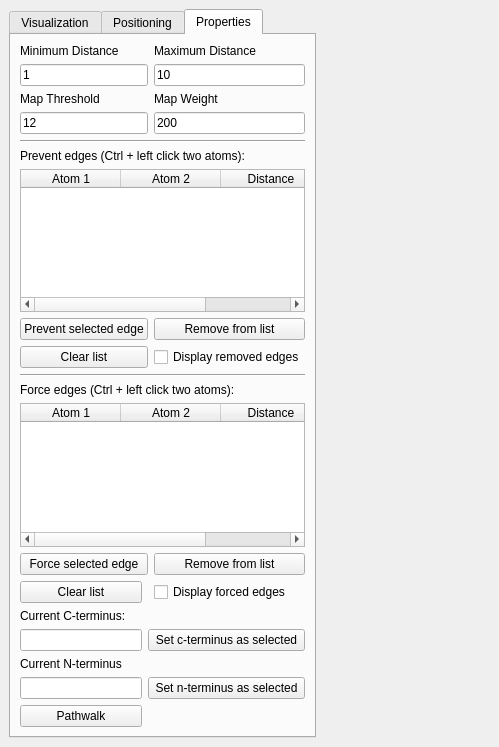
The window that Gorgon/src_ui/pathwalker_revised.ui (GorgonCryoEM/Pathwalker) describes before a commit, drawn with Qt 5.
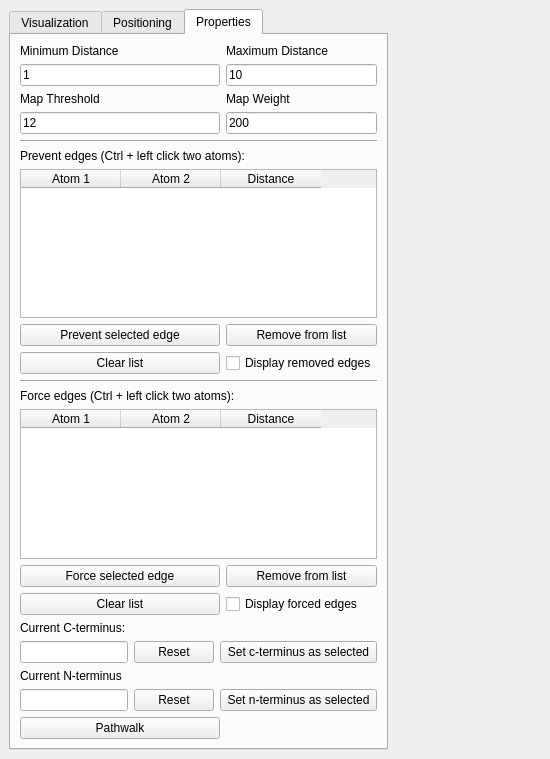
The same window after the commit.

Commit message: reset button for start and ending termini

```diff
--- a/Gorgon/src_ui/pathwalker_revised.ui
+++ b/Gorgon/src_ui/pathwalker_revised.ui
@@ -6,8 +6,8 @@
    <rect>
     <x>0</x>
     <y>0</y>
-    <width>499</width>
-    <height>747</height>
+    <width>550</width>
+    <height>759</height>
    </rect>
   </property>
   <property name="windowTitle">
@@ -207,78 +207,48 @@
        <attribute name="title">
         <string>Properties</string>
        </attribute>
-       <layout class="QGridLayout" name="gridLayout_2">
-        <item row="0" column="0" colspan="2">
-         <widget class="QLabel" name="label">
+       <layout class="QGridLayout" name="gridLayout">
+        <item row="12" column="3">
+         <widget class="QPushButton" name="pushButton_9">
           <property name="text">
-           <string>Minimum Distance</string>
+           <string>Remove from list</string>
           </property>
          </widget>
         </item>
-        <item row="0" column="2">
-         <widget class="QLabel" name="label_2">
-          <property name="text">
-           <string>Maximum Distance</string>
-          </property>
+        <item row="11" column="0" colspan="4">
+         <widget class="QTableWidget" name="tableWidget_2">
+          <column>
+           <property name="text">
+            <string>Atom 1</string>
+           </property>
+          </column>
+          <column>
+           <property name="text">
+            <string>Atom 2</string>
+           </property>
+          </column>
+          <column>
+           <property name="text">
+            <string>Distance</string>
+           </property>
+          </column>
          </widget>
         </item>
-        <item row="1" column="0" colspan="2">
-         <widget class="QLineEdit" name="lineEdit_9">
+        <item row="15" column="1">
+         <widget class="QPushButton" name="pushButton_14">
           <property name="text">
-           <string>1</string>
+           <string>Reset</string>
           </property>
          </widget>
         </item>
-        <item row="1" column="2">
-         <widget class="QLineEdit" name="lineEdit_10">
-          <property name="text">
-           <string>10</string>
-          </property>
-         </widget>
-        </item>
-        <item row="2" column="0">
-         <widget class="QLabel" name="label_10">
-          <property name="text">
-           <string>Map Threshold</string>
-          </property>
-         </widget>
-        </item>
-        <item row="2" column="2">
-         <widget class="QLabel" name="label_11">
-          <property name="text">
-           <string>Map Weight</string>
-          </property>
-         </widget>
-        </item>
-        <item row="3" column="0" colspan="2">
-         <widget class="QLineEdit" name="lineEdit_11">
-          <property name="text">
-           <string>12</string>
-          </property>
-         </widget>
-        </item>
-        <item row="3" column="2">
-         <widget class="QLineEdit" name="lineEdit_12">
-          <property name="text">
-           <string>200</string>
-          </property>
-         </widget>
-        </item>
-        <item row="4" column="0" colspan="3">
+        <item row="4" column="0" colspan="4">
          <widget class="Line" name="line">
           <property name="orientation">
            <enum>Qt::Horizontal</enum>
           </property>
          </widget>
         </item>
-        <item row="5" column="0" colspan="3">
-         <widget class="QLabel" name="label_12">
-          <property name="text">
-           <string>Prevent edges (Ctrl + left click two atoms):</string>
-          </property>
-         </widget>
-        </item>
-        <item row="6" column="0" colspan="3">
+        <item row="6" column="0" colspan="4">
          <widget class="QTableWidget" name="tableWidget">
           <column>
            <property name="text">
@@ -297,136 +267,180 @@
           </column>
          </widget>
         </item>
-        <item row="7" column="0" colspan="2">
-         <widget class="QPushButton" name="pushButton_5">
+        <item row="0" column="3">
+         <widget class="QLabel" name="label_2">
           <property name="text">
-           <string>Prevent selected edge</string>
+           <string>Maximum Distance</string>
           </property>
          </widget>
         </item>
-        <item row="7" column="2">
-         <widget class="QPushButton" name="pushButton_6">
-          <property name="text">
-           <string>Remove from list</string>
-          </property>
-         </widget>
-        </item>
-        <item row="8" column="0" colspan="2">
+        <item row="8" column="0" colspan="3">
          <widget class="QPushButton" name="pushButton_7">
           <property name="text">
            <string>Clear list</string>
           </property>
          </widget>
         </item>
-        <item row="8" column="2">
-         <widget class="QCheckBox" name="checkBox">
-          <property name="text">
-           <string>Display removed edges</string>
-          </property>
-         </widget>
-        </item>
-        <item row="9" column="0" colspan="3">
-         <widget class="Line" name="line_2">
-          <property name="orientation">
-           <enum>Qt::Horizontal</enum>
-          </property>
-         </widget>
-        </item>
-        <item row="10" column="0" colspan="3">
-         <widget class="QLabel" name="label_13">
-          <property name="text">
-           <string>Force edges (Ctrl + left click two atoms):</string>
-          </property>
-         </widget>
-        </item>
-        <item row="11" column="0" colspan="3">
-         <widget class="QTableWidget" name="tableWidget_2">
-          <column>
-           <property name="text">
-            <string>Atom 1</string>
-           </property>
-          </column>
-          <column>
-           <property name="text">
-            <string>Atom 2</string>
-           </property>
-          </column>
-          <column>
-           <property name="text">
-            <string>Distance</string>
-           </property>
-          </column>
-         </widget>
-        </item>
-        <item row="12" column="0" colspan="2">
+        <item row="12" column="0" colspan="3">
          <widget class="QPushButton" name="pushButton_8">
           <property name="text">
            <string>Force selected edge</string>
           </property>
          </widget>
         </item>
-        <item row="12" column="2">
-         <widget class="QPushButton" name="pushButton_9">
+        <item row="16" column="0" colspan="3">
+         <widget class="QLabel" name="label_15">
           <property name="text">
-           <string>Remove from list</string>
+           <string>Current N-terminus</string>
           </property>
          </widget>
         </item>
-        <item row="13" column="0">
+        <item row="3" column="0" colspan="3">
+         <widget class="QLineEdit" name="lineEdit_11">
+          <property name="text">
+           <string>12</string>
+          </property>
+         </widget>
+        </item>
+        <item row="13" column="0" colspan="3">
          <widget class="QPushButton" name="pushButton_10">
           <property name="text">
            <string>Clear list</string>
           </property>
          </widget>
         </item>
-        <item row="13" column="2">
+        <item row="13" column="3">
          <widget class="QCheckBox" name="checkBox_2">
           <property name="text">
            <string>Display forced edges</string>
           </property>
          </widget>
         </item>
-        <item row="14" column="0" colspan="2">
-         <widget class="QLabel" name="label_14">
+        <item row="1" column="3">
+         <widget class="QLineEdit" name="lineEdit_10">
           <property name="text">
-           <string>Current C-terminus:</string>
+           <string>10</string>
           </property>
          </widget>
         </item>
-        <item row="15" column="0">
-         <widget class="QLineEdit" name="lineEdit_13"/>
-        </item>
-        <item row="15" column="1" colspan="2">
-         <widget class="QPushButton" name="pushButton_11">
+        <item row="10" column="0" colspan="4">
+         <widget class="QLabel" name="label_13">
           <property name="text">
-           <string>Set c-terminus as selected</string>
+           <string>Force edges (Ctrl + left click two atoms):</string>
           </property>
          </widget>
         </item>
-        <item row="16" column="0" colspan="2">
-         <widget class="QLabel" name="label_15">
-          <property name="text">
-           <string>Current N-terminus</string>
-          </property>
-         </widget>
-        </item>
-        <item row="17" column="1" colspan="2">
+        <item row="17" column="2" colspan="2">
          <widget class="QPushButton" name="pushButton_12">
           <property name="text">
            <string>Set n-terminus as selected</string>
           </property>
          </widget>
         </item>
-        <item row="18" column="0">
-         <widget class="QPushButton" name="pushButton_4">
+        <item row="15" column="0">
+         <widget class="QLineEdit" name="lineEdit_13"/>
+        </item>
+        <item row="2" column="3">
+         <widget class="QLabel" name="label_11">
           <property name="text">
-           <string>Pathwalk</string>
+           <string>Map Weight</string>
           </property>
          </widget>
         </item>
         <item row="17" column="0">
          <widget class="QLineEdit" name="lineEdit_14"/>
         </item>
+        <item row="1" column="0" colspan="3">
+         <widget class="QLineEdit" name="lineEdit_9">
+          <property name="text">
+           <string>1</string>
+          </property>
+         </widget>
+        </item>
+        <item row="7" column="0" colspan="3">
+         <widget class="QPushButton" name="pushButton_5">
+          <property name="text">
+           <string>Prevent selected edge</string>
+          </property>
+         </widget>
+        </item>
+        <item row="0" column="0" colspan="3">
+         <widget class="QLabel" name="label">
+          <property name="text">
+           <string>Minimum Distance</string>
+          </property>
+         </widget>
+        </item>
+        <item row="9" column="0" colspan="4">
+         <widget class="Line" name="line_2">
+          <property name="orientation">
+           <enum>Qt::Horizontal</enum>
+          </property>
+         </widget>
+        </item>
+        <item row="7" column="3">
+         <widget class="QPushButton" name="pushButton_6">
+          <property name="text">
+           <string>Remove from list</string>
+          </property>
+         </widget>
+        </item>
+        <item row="14" column="0" colspan="3">
+         <widget class="QLabel" name="label_14">
+          <property name="text">
+           <string>Current C-terminus:</string>
+          </property>
+         </widget>
+        </item>
+        <item row="2" column="0" colspan="3">
+         <widget class="QLabel" name="label_10">
+          <property name="text">
+           <string>Map Threshold</string>
+          </property>
+         </widget>
+        </item>
+        <item row="3" column="3">
+         <widget class="QLineEdit" name="lineEdit_12">
+          <property name="text">
+           <string>200</string>
+          </property>
+         </widget>
+        </item>
+        <item row="8" column="3">
+         <widget class="QCheckBox" name="checkBox">
+          <property name="text">
+           <string>Display removed edges</string>
+          </property>
+         </widget>
+        </item>
+        <item row="5" column="0" colspan="4">
+         <widget class="QLabel" name="label_12">
+          <property name="text">
+           <string>Prevent edges (Ctrl + left click two atoms):</string>
+          </property>
+         </widget>
+        </item>
+        <item row="18" column="0" colspan="3">
+         <widget class="QPushButton" name="pushButton_4">
+          <property name="text">
+           <string>Pathwalk</string>
+          </property>
+         </widget>
+        </item>
+        <item row="17" column="1">
+         <widget class="QPushButton" name="pushButton_13">
+          <property name="text">
+           <string>Reset</string>
+          </property>
+         </widget>
+        </item>
+        <item row="15" column="2" colspan="2">
+         <widget class="QPushButton" name="pushButton_11">
+          <property name="text">
+           <string>Set c-terminus as selected</string>
+          </property>
+         </widget>
+        </item>
        </layout>
       </widget>
      </widget>
```
The commit also changes 3 other files.
